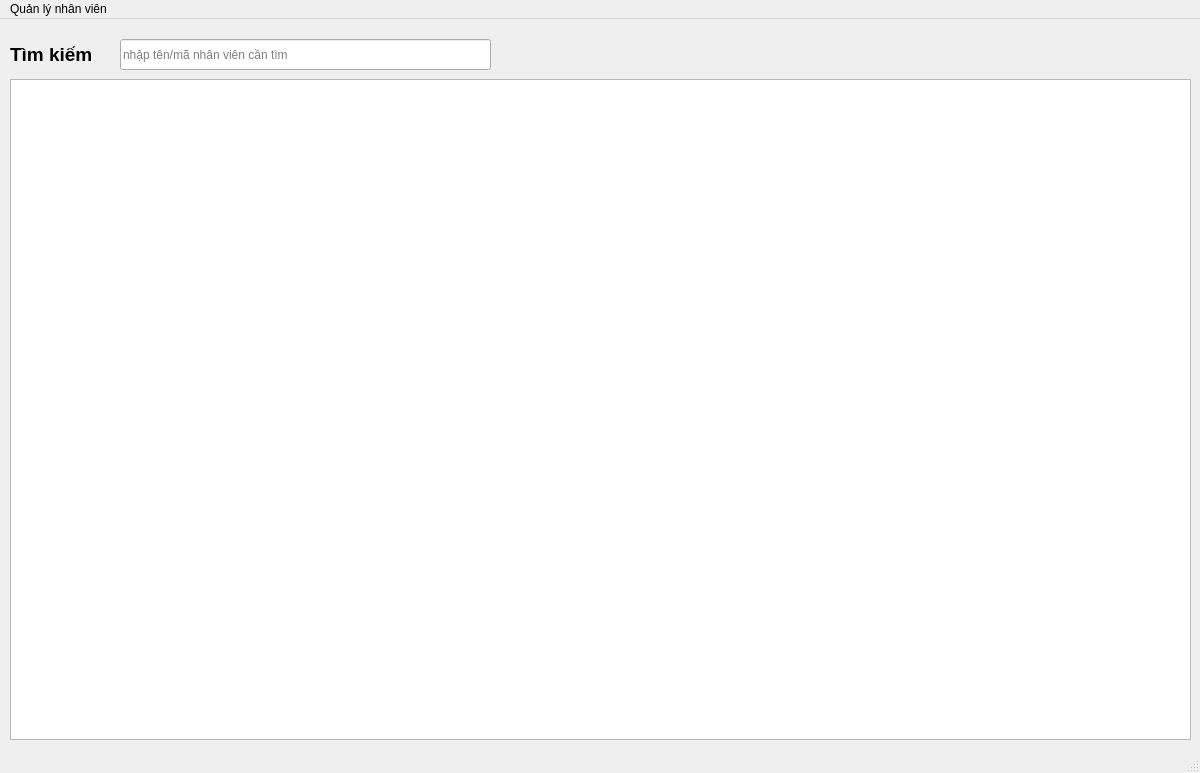
Above: src/mainwindow.ui from MinWooUy/QUAN_LY_NHAN_VIEN_CONG_TY before the change. Below: the same form after it.
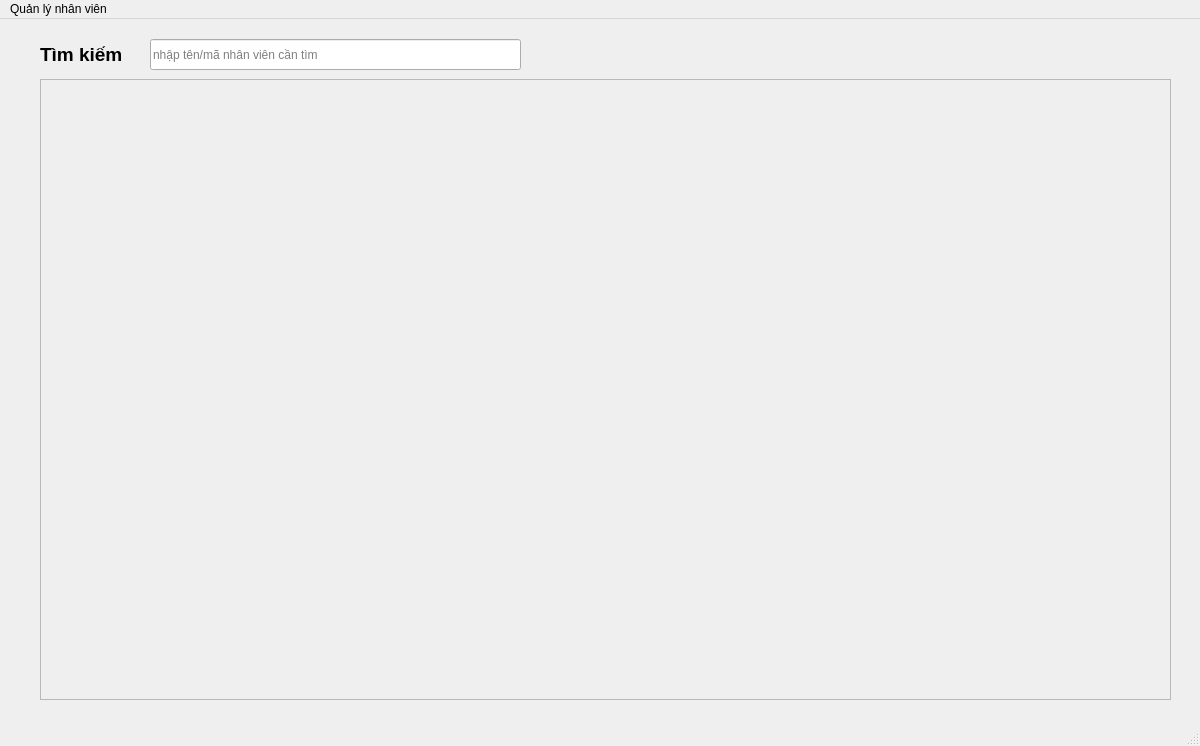
That is the form after the change.

Commit message: Update: Tab PhongBan, TinhLuong, dung da hinh, ke thua

```diff
--- a/src/mainwindow.ui
+++ b/src/mainwindow.ui
@@ -7,27 +7,17 @@
     <x>0</x>
     <y>0</y>
     <width>1200</width>
-    <height>773</height>
+    <height>746</height>
    </rect>
   </property>
   <property name="windowTitle">
    <string>MainWindow</string>
   </property>
   <widget class="QWidget" name="centralwidget">
-   <widget class="QTableWidget" name="tableWidget">
-    <property name="geometry">
-     <rect>
-      <x>10</x>
-      <y>60</y>
-      <width>1181</width>
-      <height>661</height>
-     </rect>
-    </property>
-   </widget>
    <widget class="QLabel" name="label">
     <property name="geometry">
      <rect>
-      <x>10</x>
+      <x>40</x>
       <y>20</y>
       <width>101</width>
       <height>31</height>
@@ -46,7 +36,7 @@
    <widget class="QLineEdit" name="lineEdit">
     <property name="geometry">
      <rect>
-      <x>120</x>
+      <x>150</x>
       <y>20</y>
       <width>371</width>
       <height>31</height>
@@ -65,6 +55,56 @@
      <string>nhập tên/mã nhân viên cần tìm</string>
     </property>
    </widget>
+   <widget class="QStackedWidget" name="stackedWidget">
+    <property name="geometry">
+     <rect>
+      <x>40</x>
+      <y>60</y>
+      <width>1131</width>
+      <height>621</height>
+     </rect>
+    </property>
+    <property name="currentIndex">
+     <number>1</number>
+    </property>
+    <widget class="QWidget" name="page">
+     <widget class="QTableWidget" name="tableWidget">
+      <property name="geometry">
+       <rect>
+        <x>0</x>
+        <y>0</y>
+        <width>1121</width>
+        <height>621</height>
+       </rect>
+      </property>
+     </widget>
+    </widget>
+    <widget class="QWidget" name="page_2">
+     <widget class="QScrollArea" name="scrollPhongBan">
+      <property name="geometry">
+       <rect>
+        <x>0</x>
+        <y>0</y>
+        <width>1131</width>
+        <height>621</height>
+       </rect>
+      </property>
+      <property name="widgetResizable">
+       <bool>true</bool>
+      </property>
+      <widget class="QWidget" name="scrollAreaWidgetContents">
+       <property name="geometry">
+        <rect>
+         <x>0</x>
+         <y>0</y>
+         <width>1129</width>
+         <height>619</height>
+        </rect>
+       </property>
+      </widget>
+     </widget>
+    </widget>
+   </widget>
   </widget>
   <widget class="QMenuBar" name="menubar">
    <property name="geometry">
```
The commit also changes 16 other files.
